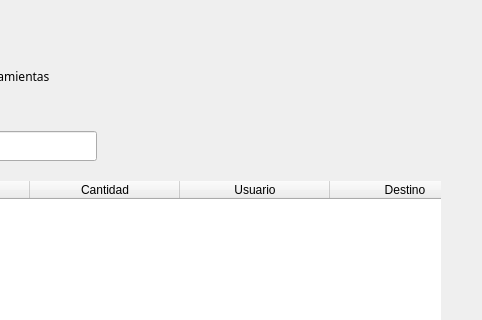
The window that blustock/ui/screens_uis/reparaciones.ui (MaxAPBusiness/Blustock) describes before a commit, drawn with Qt 5; both pictures show x 311 to 793 and y 0 to 320 of the 793 by 569 pixel window.
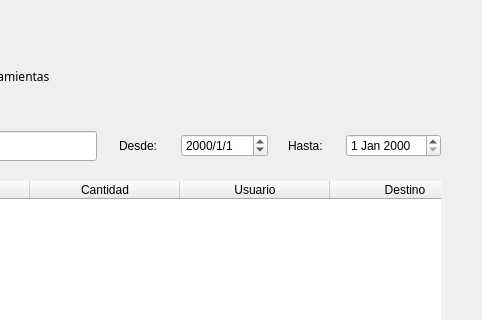
The same window after the commit. Icons and pictures are not drawn.

Patch:
```diff
--- a/blustock/ui/screens_uis/reparaciones.ui
+++ b/blustock/ui/screens_uis/reparaciones.ui
@@ -124,6 +124,30 @@
          </property>
         </spacer>
        </item>
+       <item>
+        <widget class="QLabel" name="label_3">
+         <property name="text">
+          <string>Desde: </string>
+         </property>
+        </widget>
+       </item>
+       <item>
+        <widget class="QDateEdit" name="dateEdit">
+         <property name="displayFormat">
+          <string>yyyy/M/d</string>
+         </property>
+        </widget>
+       </item>
+       <item>
+        <widget class="QLabel" name="label_4">
+         <property name="text">
+          <string>Hasta: </string>
+         </property>
+        </widget>
+       </item>
+       <item>
+        <widget class="QDateEdit" name="dateEdit_2"/>
+       </item>
        <item>
         <layout class="QHBoxLayout" name="horizontalLayout_3"/>
        </item>
```
